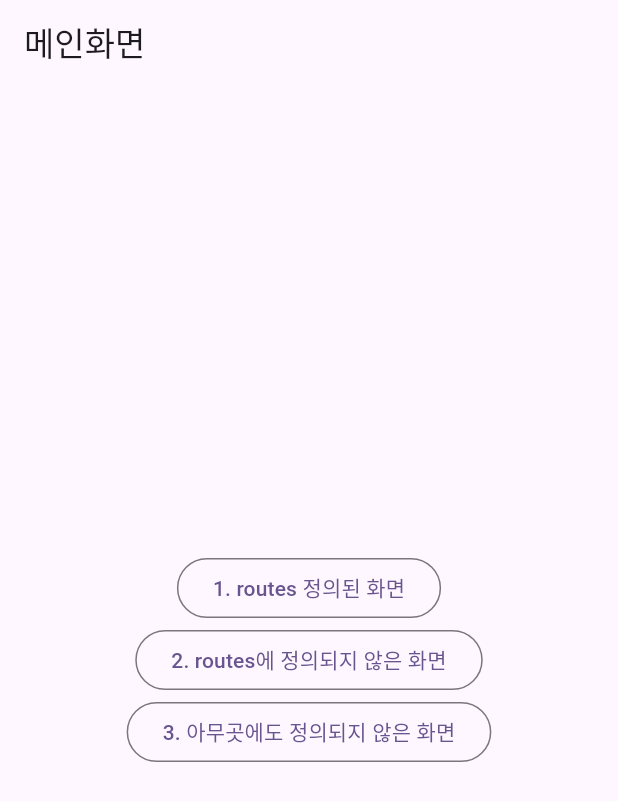
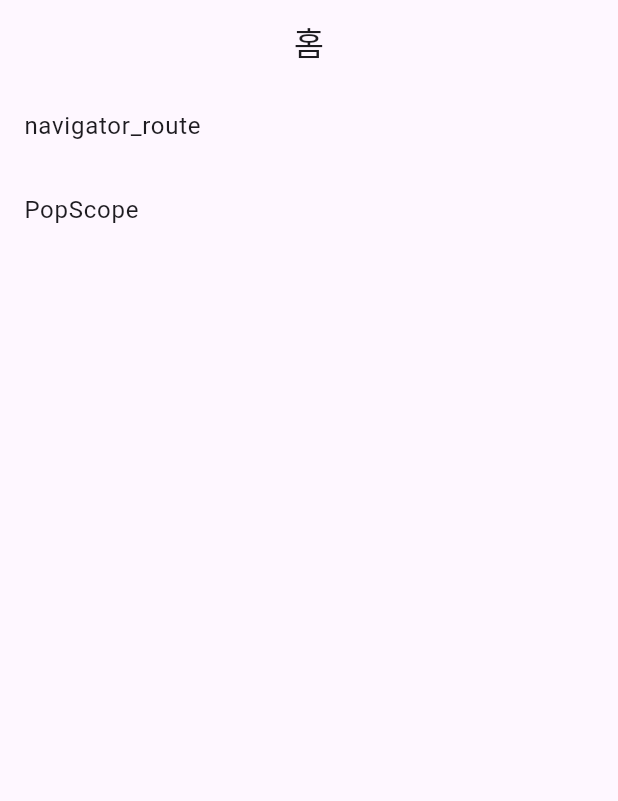
Before and after one commit to yeojin-yun/Flutter_study, a Flutter app: the screen it shows after launch, on a phone screen of 412 x 824 dp. Shown: the top 801 px of the screen. Run offline on Flutter 3.47's test engine with Material 3 defaults, Android fonts, the light colour scheme and no system bars.

Commit message:
PopScope

```diff
--- a/navigator_route/lib/main.dart
+++ b/navigator_route/lib/main.dart
@@ -51,19 +51,56 @@ class MyApp extends StatelessWidget {
 //   Arguments(this.title, this.message);
 // }
 
-class MyHomePage extends StatefulWidget {
-  const MyHomePage({super.key});
+class HomeScreen extends StatefulWidget {
+  const HomeScreen({super.key});
 
   @override
-  State<MyHomePage> createState() => _MyHomePageState();
+  State<HomeScreen> createState() => _HomeScreenState();
 }
 
-class _MyHomePageState extends State<MyHomePage> {
+class _HomeScreenState extends State<HomeScreen> {
+  List<String> menuList = ["navigator_route", "PopScope"];
   @override
   Widget build(BuildContext context) {
     return Scaffold(
       appBar: AppBar(
-        title: const Text('메인화면'),
+        title: const Text('홈'),
+        centerTitle: true,
+      ),
+      body: Center(
+        child: ListView.builder(
+          itemCount: menuList.length,
+          itemBuilder: (context, index) {
+            return ListTile(
+              title: Text(menuList[index]),
+              onTap: () {
+                if (index == 0) {
+                  Navigator.pushNamed(context, Routes.nav);
+                } else {
+                  Navigator.pushNamed(context, Routes.popScope);
+                }
+              },
+            );
+          },
+        ),
+      ),
+    );
+  }
+}
+
+class NavigatorScreen extends StatefulWidget {
+  const NavigatorScreen({super.key});
+
+  @override
+  State<NavigatorScreen> createState() => _NavigatorScreenState();
+}
+
+class _NavigatorScreenState extends State<NavigatorScreen> {
+  @override
+  Widget build(BuildContext context) {
+    return Scaffold(
+      appBar: AppBar(
+        title: const Text('Navigator_route'),
       ),
       body: Center(
         child: Column(
@@ -209,3 +246,137 @@ class _UnknownScreenState extends State<UnknownScreen> {
     );
   }
 }
+
+// //
+// import 'package:flutter/material.dart';
+
+// void main() => runApp(const NavigatorPopHandlerApp());
+
+// class NavigatorPopHandlerApp extends StatelessWidget {
+//   const NavigatorPopHandlerApp({super.key});
+
+//   @override
+//   Widget build(BuildContext context) {
+//     return MaterialApp(
+//       initialRoute: '/home',
+//       routes: <String, WidgetBuilder>{
+//         '/home': (BuildContext context) => const _HomePage(),
+//         '/two': (BuildContext context) => const _PageTwo(),
+//       },
+//     );
+//   }
+// }
+
+// class _HomePage extends StatefulWidget {
+//   const _HomePage();
+
+//   @override
+//   State<_HomePage> createState() => _HomePageState();
+// }
+
+// class _HomePageState extends State<_HomePage> {
+//   @override
+//   Widget build(BuildContext context) {
+//     return Scaffold(
+//       body: Center(
+//         child: Column(
+//           mainAxisAlignment: MainAxisAlignment.center,
+//           children: <Widget>[
+//             const Text('Page One'),
+//             TextButton(
+//               onPressed: () {
+//                 // Navigator.of(context).pushReplacementNamed('/two');
+//                 Navigator.of(context).pushNamed('/two');
+//               },
+//               child: const Text('Next page'),
+//             ),
+//           ],
+//         ),
+//       ),
+//     );
+//   }
+// }
+
+// class _PageTwo extends StatefulWidget {
+//   const _PageTwo();
+
+//   @override
+//   State<_PageTwo> createState() => _PageTwoState();
+// }
+
+// class _PageTwoState extends State<_PageTwo> {
+//   /// Shows a dialog and resolves to true when the user has indicated that they
+//   /// want to pop.
+//   ///
+//   /// A return value of null indicates a desire not to pop, such as when the
+//   /// user has dismissed the modal without tapping a button.
+//   Future<bool?> _showBackDialog() {
+//     return showDialog<bool>(
+//       context: context,
+//       builder: (BuildContext context) {
+//         return AlertDialog(
+//           title: const Text('Are you sure?'),
+//           content: const Text(
+//             'Are you sure you want to leave this page?',
+//           ),
+//           actions: <Widget>[
+//             TextButton(
+//               style: TextButton.styleFrom(
+//                 textStyle: Theme.of(context).textTheme.labelLarge,
+//               ),
+//               child: const Text('Nevermind'),
+//               onPressed: () {
+//                 Navigator.pop(context, false);
+//               },
+//             ),
+//             TextButton(
+//               style: TextButton.styleFrom(
+//                 textStyle: Theme.of(context).textTheme.labelLarge,
+//               ),
+//               child: const Text('Leave'),
+//               onPressed: () {
+//                 Navigator.pop(context, true);
+//               },
+//             ),
+//           ],
+//         );
+//       },
+//     );
+//   }
+
+//   @override
+//   Widget build(BuildContext context) {
+//     return Scaffold(
+//       body: Center(
+//         child: Column(
+//           mainAxisAlignment: MainAxisAlignment.center,
+//           children: <Widget>[
+//             const Text('Page Two'),
+//             PopScope(
+//               canPop: false,
+//               onPopInvoked: (bool didPop) async {
+//                 debugPrint('$didPop');
+//                 if (didPop) {
+//                   return;
+//                 }
+//                 final bool shouldPop = await _showBackDialog() ?? false;
+//                 if (context.mounted && shouldPop) {
+//                   Navigator.pop(context);
+//                 }
+//               },
+//               child: TextButton(
+//                 onPressed: () async {
+//                   final bool shouldPop = await _showBackDialog() ?? false;
+//                   if (context.mounted && shouldPop) {
+//                     Navigator.pop(context);
+//                   }
+//                 },
+//                 child: const Text('Go back'),
+//               ),
+//             ),
+//           ],
+//         ),
+//       ),
+//     );
+//   }
+// }
--- a/navigator_route/lib/routes.dart
+++ b/navigator_route/lib/routes.dart
@@ -1,16 +1,25 @@
 import 'package:flutter/material.dart';
 import 'package:navigator_route/main.dart';
+import 'package:navigator_route/pop_scope.dart';
 
 class Routes {
   Routes._(); //더 이상 인스턴스 생성되지 않도록 막기
 
   static String main = '/';
+  static String nav = '/nav';
   static String first = '/first';
   static String second = '/second';
+  static String popScope = '/popScope';
+  static String popScopeSub1 = '/popScopeSub1';
+  static String popScopeSub2 = '/popScopeSub2';
 
   //위에 property로 선언되어 있어야만 아래에서 생성이 가능
   static final routes = <String, WidgetBuilder>{
-    main: (context) => const MyHomePage(),
+    main: (context) => const HomeScreen(),
+    nav: (context) => const NavigatorScreen(),
     first: (context) => const FirstScreen(),
+    popScope: (context) => const PopScopeScreen(),
+    popScopeSub1: (context) => const PopScopeSubScreen1(),
+    popScopeSub2: (context) => const PopScopeSubScreen2(),
   };
 }
```
Also changed, not shown: navigator_route/lib/pop_scope.dart (added, +193 -0 lines), 2 other files.
